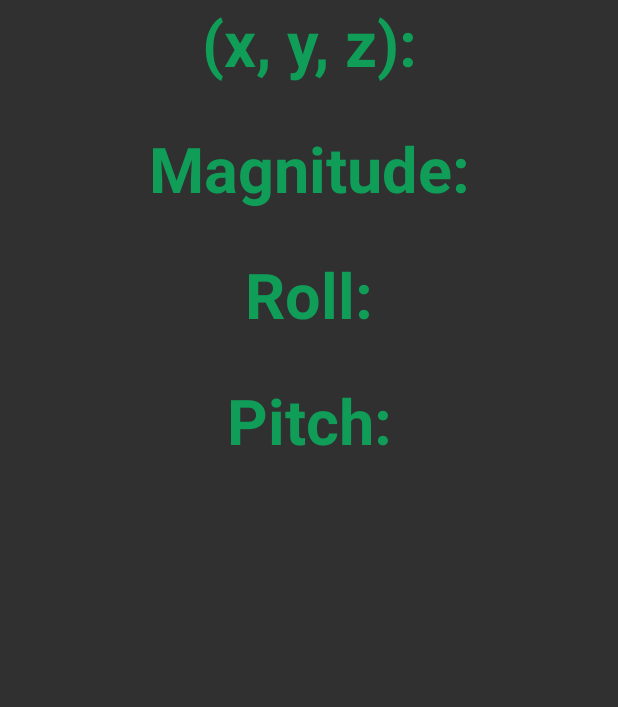
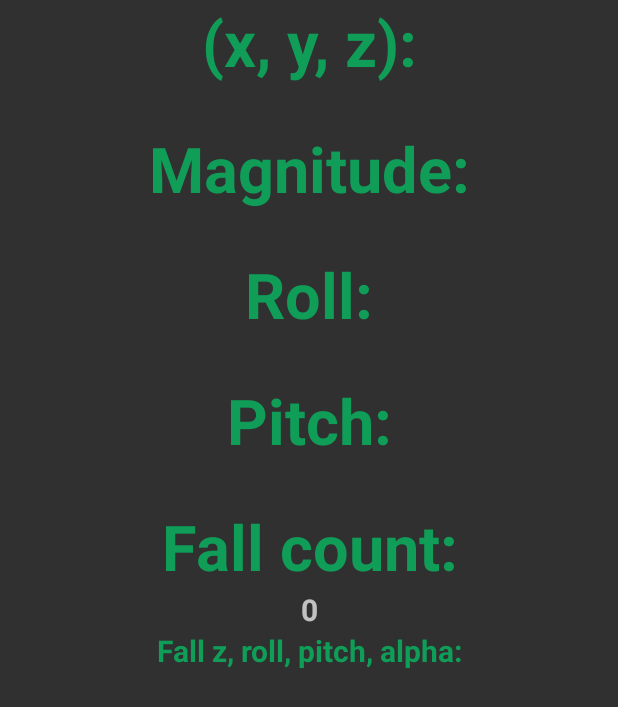
Before and after one commit to pulnara/android-fall-detection, an Android app: the screen it shows after launch (MainActivity), on a phone screen of 412 x 824 dp. Shown: the top 707 px of the screen. Run offline under Robolectric (Android 15) with nearby library versions, the phone set to English and light mode, and no system bars.

Commit message:
display values when fall detected

```diff
--- a/app/src/main/java/com/example/androidfalldetection/MainActivity.kt
+++ b/app/src/main/java/com/example/androidfalldetection/MainActivity.kt
@@ -10,10 +10,11 @@ class MainActivity : AppCompatActivity() {
     // create variables of the two class
     private var accelerometer: Accelerometer? = null
     private val fallDetector: FallDetector = FallDetector()
+    var fallCount = 0;
     override fun onCreate(savedInstanceState: Bundle?) {
         super.onCreate(savedInstanceState)
         setContentView(R.layout.activity_main)
-
+        fall_count.text = fallCount.toString()
         // instantiate them with this as context
         accelerometer = Accelerometer(this)
         // create a listener for accelerometer
@@ -24,11 +25,17 @@ class MainActivity : AppCompatActivity() {
                 xyz.text = "($tx, $ty, $ts)"
                 // set the color red if the device moves in positive x axis
                 val accelerometerData = AccelerometerData(tx, ty, ts)
-                magnitude.text = accelerometerData.countAlpha().toString()
-                roll.text = accelerometerData.countRoll().toString()
-                pitch.text = accelerometerData.countPitch().toString()
+                val magnitudeText = accelerometerData.countAlpha().toString()
+                val rollText = accelerometerData.countRoll().toString()
+                val pitchText = accelerometerData.countPitch().toString()
+                magnitude.text = magnitudeText
+                roll.text = rollText
+                pitch.text = pitchText
                 if (fallDetector.fallDetected(accelerometerData))
                 {
+                    fallCount += 1
+                    fall_count.text = fallCount.toString()
+                    fall_coords.text = "$ts $magnitudeText $rollText $pitchText "
                     window.decorView.setBackgroundColor(Color.RED)
                 }
             }
--- a/app/src/main/res/layout/activity_main.xml
+++ b/app/src/main/res/layout/activity_main.xml
@@ -106,5 +106,53 @@
         app:layout_constraintLeft_toLeftOf="parent"
         app:layout_constraintRight_toRightOf="parent"
         app:layout_constraintTop_toTopOf="parent" />
+    <TextView
+        android:layout_width="match_parent"
+        android:layout_height="wrap_content"
+        android:text="Fall count:"
+        android:textAlignment="center"
+        android:textColor="#0F9D58"
+        android:textSize="42dp"
+        android:textStyle="bold"
+        app:layout_constraintBottom_toBottomOf="parent"
+        app:layout_constraintLeft_toLeftOf="parent"
+        app:layout_constraintRight_toRightOf="parent"
+        app:layout_constraintTop_toTopOf="parent" />
+
+    <TextView
+        android:id="@+id/fall_count"
+        android:layout_width="match_parent"
+        android:layout_height="wrap_content"
+        android:textAlignment="center"
+        android:textSize="20dp"
+        android:textStyle="bold"
+        app:layout_constraintBottom_toBottomOf="parent"
+        app:layout_constraintLeft_toLeftOf="parent"
+        app:layout_constraintRight_toRightOf="parent"
+        app:layout_constraintTop_toTopOf="parent" />
+    <TextView
+        android:layout_width="match_parent"
+        android:layout_height="wrap_content"
+        android:text="Fall z, roll, pitch, alpha:"
+        android:textAlignment="center"
+        android:textColor="#0F9D58"
+        android:textSize="20dp"
+        android:textStyle="bold"
+        app:layout_constraintBottom_toBottomOf="parent"
+        app:layout_constraintLeft_toLeftOf="parent"
+        app:layout_constraintRight_toRightOf="parent"
+        app:layout_constraintTop_toTopOf="parent" />
+
+    <TextView
+        android:id="@+id/fall_coords"
+        android:layout_width="match_parent"
+        android:layout_height="wrap_content"
+        android:textAlignment="center"
+        android:textSize="20dp"
+        android:textStyle="bold"
+        app:layout_constraintBottom_toBottomOf="parent"
+        app:layout_constraintLeft_toLeftOf="parent"
+        app:layout_constraintRight_toRightOf="parent"
+        app:layout_constraintTop_toTopOf="parent" />
 
 </LinearLayout>
```
